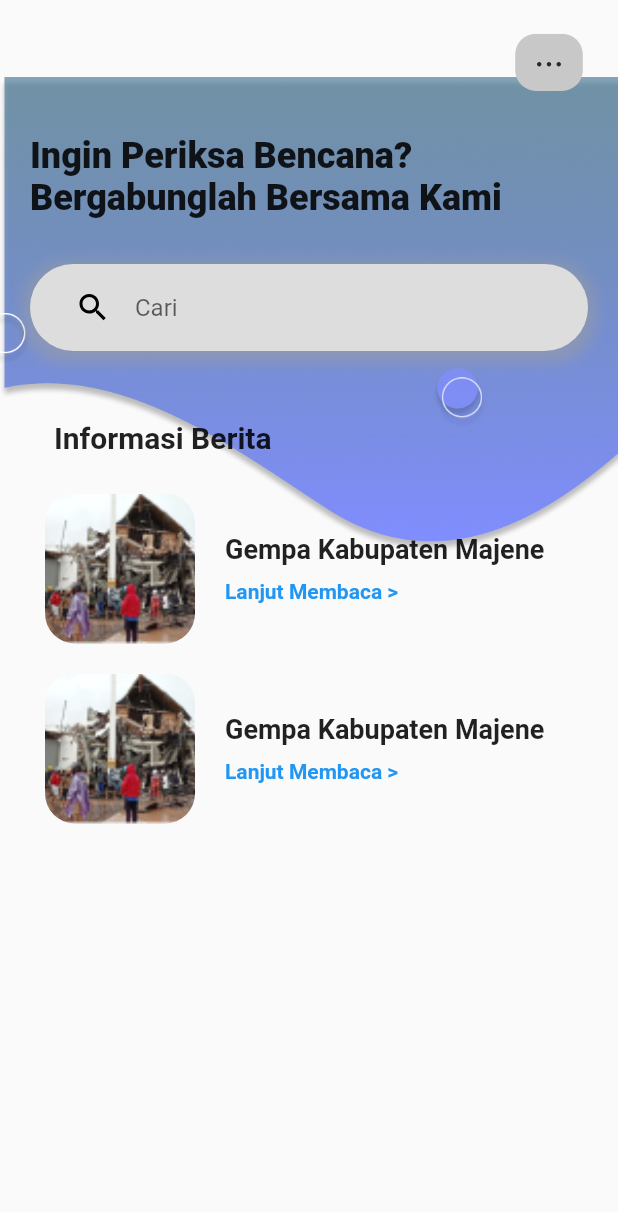
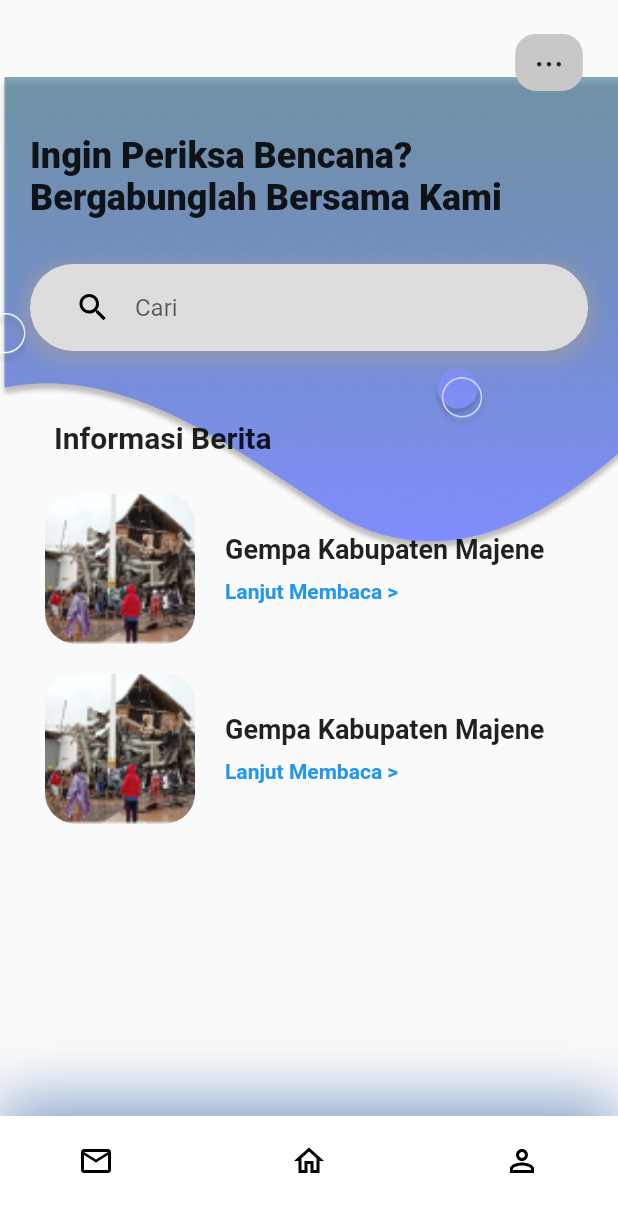
Before and after one commit to ihsanasfarii/Self-Safety-Report-Apps, a Flutter app: the beranda screen opened by its route, on a phone screen of 412 x 824 dp. Shown: the top 1212 px of the screen. Run offline on Flutter 3.47's test engine with Material 2 defaults, Android fonts, the phone set to English and light mode, and no system bars; our stand-ins replace flutter_svg.

Commit message:
Navbar
nambahin sumber ama navbar

```diff
--- a/lib/Beranda/beranda.dart
+++ b/lib/Beranda/beranda.dart
@@ -1,11 +1,13 @@
 import 'package:flutter/material.dart';
 import 'package:flutter_svg/svg.dart';
+import 'package:selfsafetyapp_test/navbar.dart';
 
 class beranda extends StatelessWidget {
   @override
   Widget build(BuildContext context) {
     var size = MediaQuery.of(context).size;
     return Scaffold(
+      bottomNavigationBar: MyBottomNavBar(),
       body: Stack(
         children: <Widget>[
           Container(
--- /dev/null
+++ b/lib/navbar.dart
@@ -0,0 +1,49 @@
+import 'package:flutter/material.dart';
+import 'package:flutter_svg/svg.dart';
+import 'package:selfsafetyapp_test/Beranda/beranda.dart';
+
+import '../sumber.dart';
+
+class MyBottomNavBar extends StatelessWidget {
+  const MyBottomNavBar({
+    Key? key,
+  }) : super(key: key);
+  @override
+  Widget build(BuildContext context) {
+    return Container(
+      padding: EdgeInsets.only(
+        left: kDefaultPadding * 2,
+        right: kDefaultPadding * 2,
+        bottom: kDefaultPadding,
+      ),
+      height: 80,
+      decoration: BoxDecoration(
+        color: Colors.white,
+        boxShadow: [
+          BoxShadow(
+            offset: Offset(0, -10),
+            blurRadius: 35,
+            color: kPrimaryColor.withOpacity(0.50),
+          ),
+        ],
+      ),
+      child: Row(
+        mainAxisAlignment: MainAxisAlignment.spaceBetween,
+        children: <Widget>[
+          IconButton(
+            icon: SvgPicture.asset("assets/icon/Pesan.svg"),
+            onPressed: () {},
+          ),
+          IconButton(
+            icon: SvgPicture.asset("assets/icon/Home.svg"),
+            onPressed: () {},
+          ),
+          IconButton(
+            icon: SvgPicture.asset("assets/icon/Profil.svg"),
+            onPressed: () {},
+          ),
+        ],
+      ),
+    );
+  }
+}
--- /dev/null
+++ b/lib/sumber.dart
@@ -0,0 +1,7 @@
+import 'package:flutter/material.dart';
+
+const kPrimaryColor = Color.fromARGB(255, 12, 73, 152);
+const kTextColor = Color(0xFF3C4046);
+const kBackgroundColor = Color(0xFFF9F8FD);
+
+const double kDefaultPadding = 20.0;
--- a/pubspec.yaml
+++ b/pubspec.yaml
@@ -35,6 +35,7 @@ dependencies:
   # Use with the CupertinoIcons class for iOS style icons.
   cupertino_icons: ^1.0.2
   flutter_svg: ^0.19.0
+curved_navigation_bar: ^1.0.1
 
 dev_dependencies:
   flutter_test:
```
